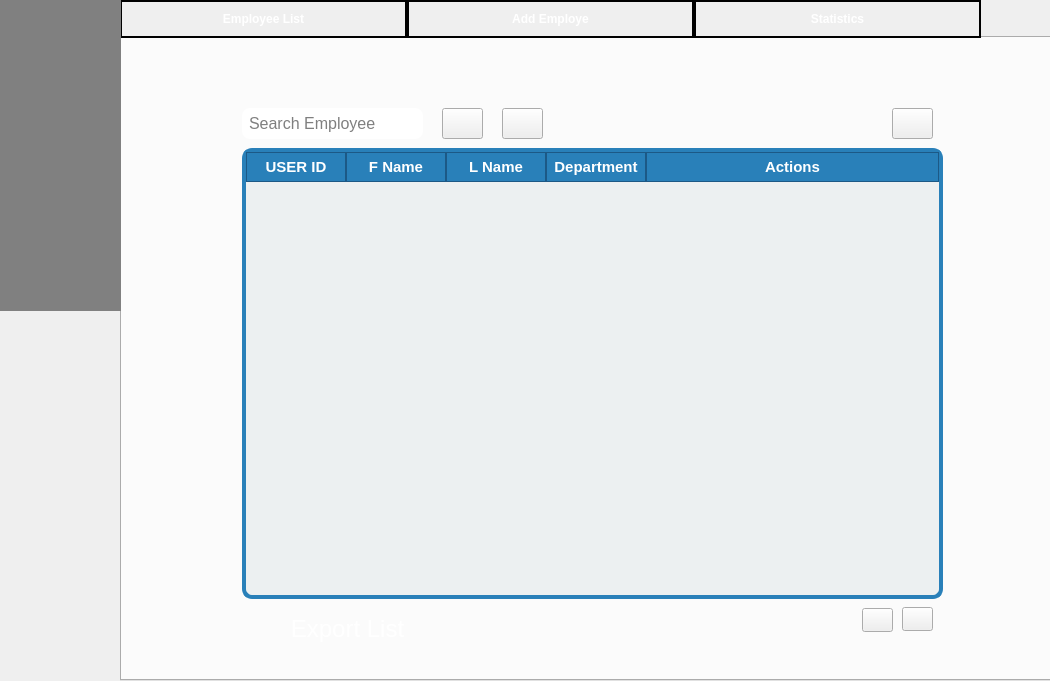
Qt form employeepage.ui (Projetcpp-2A11/LeagueManagementStudio) before a commit.
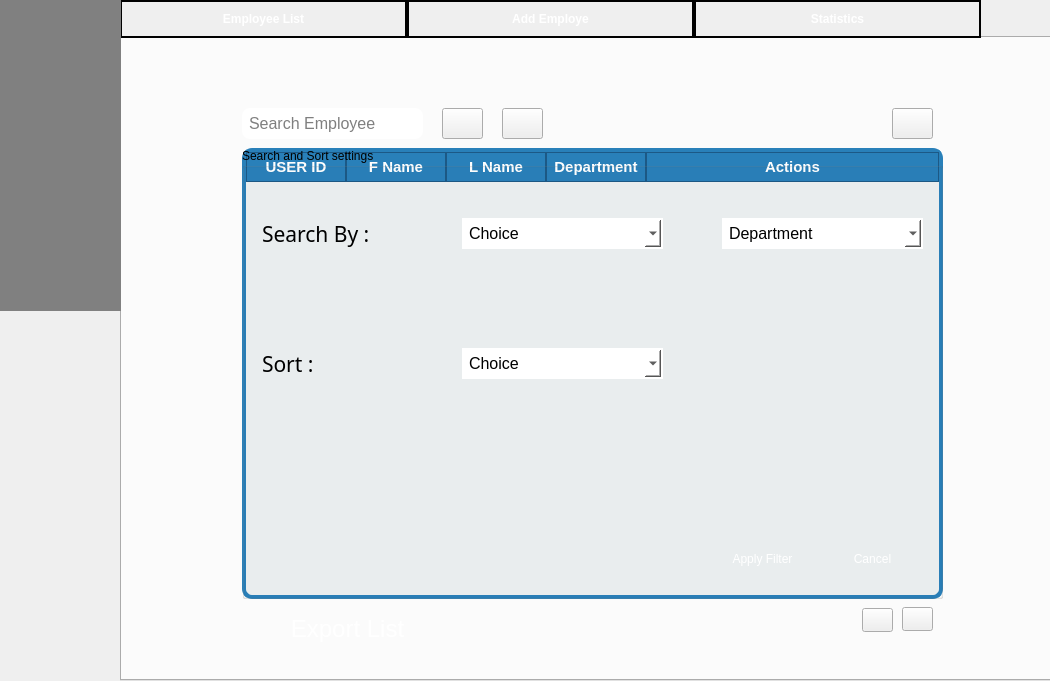
The same form after that commit. Icons and pictures are not drawn.

Commit message: added search and sort UIs

Diff of the .ui file:
```diff
--- a/employeepage.ui
+++ b/employeepage.ui
@@ -489,6 +489,376 @@
          <iconset theme="QIcon::ThemeIcon::ViewRefresh"/>
         </property>
        </widget>
+       <widget class="QGroupBox" name="filterGroupBox">
+        <property name="geometry">
+         <rect>
+          <x>120</x>
+          <y>110</y>
+          <width>701</width>
+          <height>451</height>
+         </rect>
+        </property>
+        <property name="styleSheet">
+         <string notr="true"/>
+        </property>
+        <property name="title">
+         <string>Search and Sort settings</string>
+        </property>
+        <widget class="QPushButton" name="applyFilter">
+         <property name="geometry">
+          <rect>
+           <x>470</x>
+           <y>390</y>
+           <width>101</width>
+           <height>41</height>
+          </rect>
+         </property>
+         <property name="styleSheet">
+          <string notr="true">QPushButton {
+background-color:qlineargradient(spread:pad, 
+                            x1:0, y1:0, x2:1, y2:1, 
+                            stop:0 rgba(255, 0, 0, 255), 
+                            stop:0.41 rgba(195, 22, 58, 255), 
+                            stop:1 rgba(255, 117, 0, 255));;  ;  
+border-radius:10px;
+color:white;
+}
+QPushButton:hover {
+    background-color:qlineargradient(x1: 0.25, y1: 0, x2: 0.75, y2: 1, 
+                            stop: 0 rgba(0, 255, 254, 255),     
+                            stop: 0.26 rgba(38, 170, 196, 255), 
+                            stop: 0.67 rgba(89, 85, 131, 255),
+                            stop: 1 rgba(0, 238, 255, 255));  
+}</string>
+         </property>
+         <property name="text">
+          <string>Apply Filter</string>
+         </property>
+        </widget>
+        <widget class="QComboBox" name="searchCriteriaBox">
+         <property name="geometry">
+          <rect>
+           <x>220</x>
+           <y>70</y>
+           <width>201</width>
+           <height>31</height>
+          </rect>
+         </property>
+         <property name="styleSheet">
+          <string notr="true">QComboBox {
+    background-color: white;
+    padding: 5px;
+    color: black;
+    font-size: 16px;
+    border: 2px solid transparent; /* Default border */
+}
+
+/* Drop-down arrow area */
+QComboBox::drop-down {
+    border: none;
+    width: 30px;
+   ; /* Keep background for drop-down */
+    border-top-right-radius: 8px;
+    border-bottom-right-radius: 8px;
+    image: url(:/textures/textures/downArrowIcon.png);
+}
+
+/* Hover effect */
+QComboBox:hover {
+    border: 3px dashed qlineargradient(spread:pad, 
+                            x1:0, y1:0, x2:1, y2:1, 
+                            stop:0 rgba(255, 0, 0, 255), 
+                            stop:0.41 rgba(195, 22, 58, 255), 
+                            stop:1 rgba(255, 117, 0, 255));
+}
+
+/* Focus effect */
+QComboBox:focus {
+    border: 2px solid qlineargradient(spread:pad, 
+                            x1:0, y1:0, x2:1, y2:1, 
+                            stop:0 rgba(255, 0, 0, 255), 
+                            stop:0.41 rgba(195, 22, 58, 255), 
+                            stop:1 rgba(255, 117, 0, 255));
+}
+
+/* Style for the dropdown list */
+QComboBox QAbstractItemView {
+    background-color: white;
+    border: 2px solid #C51D34;
+    selection-background-color: #ff0004;
+    selection-color: white;
+    border-radius: 8px;
+    color: black;
+}
+</string>
+         </property>
+         <property name="placeholderText">
+          <string>Choice</string>
+         </property>
+         <item>
+          <property name="text">
+           <string>Firstname</string>
+          </property>
+         </item>
+         <item>
+          <property name="text">
+           <string>Lastname</string>
+          </property>
+         </item>
+         <item>
+          <property name="text">
+           <string>Position</string>
+          </property>
+         </item>
+         <item>
+          <property name="text">
+           <string>Department</string>
+          </property>
+         </item>
+         <item>
+          <property name="text">
+           <string>Adress</string>
+          </property>
+         </item>
+         <item>
+          <property name="text">
+           <string>Default</string>
+          </property>
+         </item>
+        </widget>
+        <widget class="QLabel" name="label">
+         <property name="geometry">
+          <rect>
+           <x>20</x>
+           <y>70</y>
+           <width>231</width>
+           <height>31</height>
+          </rect>
+         </property>
+         <property name="font">
+          <font>
+           <family>Azonix</family>
+           <pointsize>16</pointsize>
+          </font>
+         </property>
+         <property name="styleSheet">
+          <string notr="true">background:transparent;
+color :     qlineargradient(spread:pad, 
+                            x1:0, y1:0, x2:1, y2:1, 
+                            stop:0 rgba(255, 0, 0, 255), 
+                            stop:0.41 rgba(195, 22, 58, 255), 
+                            stop:1 rgba(255, 117, 0, 255));;  ;  </string>
+         </property>
+         <property name="text">
+          <string>Search By :</string>
+         </property>
+        </widget>
+        <widget class="QLabel" name="label_2">
+         <property name="geometry">
+          <rect>
+           <x>20</x>
+           <y>200</y>
+           <width>171</width>
+           <height>31</height>
+          </rect>
+         </property>
+         <property name="font">
+          <font>
+           <family>Azonix</family>
+           <pointsize>16</pointsize>
+          </font>
+         </property>
+         <property name="styleSheet">
+          <string notr="true">background:transparent;
+color :     qlineargradient(spread:pad, 
+                            x1:0, y1:0, x2:1, y2:1, 
+                            stop:0 rgba(255, 0, 0, 255), 
+                            stop:0.41 rgba(195, 22, 58, 255), 
+                            stop:1 rgba(255, 117, 0, 255));;  ;  </string>
+         </property>
+         <property name="text">
+          <string>Sort :</string>
+         </property>
+        </widget>
+        <widget class="QComboBox" name="sortCriteriaBox_2">
+         <property name="geometry">
+          <rect>
+           <x>220</x>
+           <y>200</y>
+           <width>201</width>
+           <height>31</height>
+          </rect>
+         </property>
+         <property name="styleSheet">
+          <string notr="true">QComboBox {
+    background-color: white;
+    padding: 5px;
+    color: black;
+    font-size: 16px;
+    border: 2px solid transparent; /* Default border */
+}
+
+/* Drop-down arrow area */
+QComboBox::drop-down {
+    border: none;
+    width: 30px;
+   ; /* Keep background for drop-down */
+    border-top-right-radius: 8px;
+    border-bottom-right-radius: 8px;
+    image: url(:/textures/textures/downArrowIcon.png);
+}
+
+/* Hover effect */
+QComboBox:hover {
+    border: 3px dashed qlineargradient(spread:pad, 
+                            x1:0, y1:0, x2:1, y2:1, 
+                            stop:0 rgba(255, 0, 0, 255), 
+                            stop:0.41 rgba(195, 22, 58, 255), 
+                            stop:1 rgba(255, 117, 0, 255));
+}
+
+/* Focus effect */
+QComboBox:focus {
+    border: 2px solid qlineargradient(spread:pad, 
+                            x1:0, y1:0, x2:1, y2:1, 
+                            stop:0 rgba(255, 0, 0, 255), 
+                            stop:0.41 rgba(195, 22, 58, 255), 
+                            stop:1 rgba(255, 117, 0, 255));
+}
+
+/* Style for the dropdown list */
+QComboBox QAbstractItemView {
+    background-color: white;
+    border: 2px solid #C51D34;
+    selection-background-color: #ff0004;
+    selection-color: white;
+    border-radius: 8px;
+    color: black;
+}
+</string>
+         </property>
+         <property name="placeholderText">
+          <string>Choice</string>
+         </property>
+         <item>
+          <property name="text">
+           <string>Ascending</string>
+          </property>
+         </item>
+         <item>
+          <property name="text">
+           <string>Descending</string>
+          </property>
+         </item>
+        </widget>
+        <widget class="QPushButton" name="cancelFilter">
+         <property name="geometry">
+          <rect>
+           <x>580</x>
+           <y>390</y>
+           <width>101</width>
+           <height>41</height>
+          </rect>
+         </property>
+         <property name="styleSheet">
+          <string notr="true">QPushButton {
+background-color:qlineargradient(spread:pad, 
+                            x1:0, y1:0, x2:1, y2:1, 
+                            stop:0 rgba(255, 0, 0, 255), 
+                            stop:0.41 rgba(195, 22, 58, 255), 
+                            stop:1 rgba(255, 117, 0, 255));;  ;  
+border-radius:10px;
+color:white;
+}
+QPushButton:hover {
+    background-color:qlineargradient(x1: 0.25, y1: 0, x2: 0.75, y2: 1, 
+                            stop: 0 rgba(0, 255, 254, 255),     
+                            stop: 0.26 rgba(38, 170, 196, 255), 
+                            stop: 0.67 rgba(89, 85, 131, 255),
+                            stop: 1 rgba(0, 238, 255, 255));  
+}</string>
+         </property>
+         <property name="text">
+          <string>Cancel</string>
+         </property>
+        </widget>
+        <widget class="QComboBox" name="depFilterBox">
+         <property name="geometry">
+          <rect>
+           <x>480</x>
+           <y>70</y>
+           <width>201</width>
+           <height>31</height>
+          </rect>
+         </property>
+         <property name="styleSheet">
+          <string notr="true">QComboBox {
+    background-color: white;
+    padding: 5px;
+    color: black;
+    font-size: 16px;
+    border: 2px solid transparent; /* Default border */
+}
+
+/* Drop-down arrow area */
+QComboBox::drop-down {
+    border: none;
+    width: 30px;
+   ; /* Keep background for drop-down */
+    border-top-right-radius: 8px;
+    border-bottom-right-radius: 8px;
+    image: url(:/textures/textures/downArrowIcon.png);
+}
+
+/* Hover effect */
+QComboBox:hover {
+    border: 3px dashed qlineargradient(spread:pad, 
+                            x1:0, y1:0, x2:1, y2:1, 
+                            stop:0 rgba(255, 0, 0, 255), 
+                            stop:0.41 rgba(195, 22, 58, 255), 
+                            stop:1 rgba(255, 117, 0, 255));
+}
+
+/* Focus effect */
+QComboBox:focus {
+    border: 2px solid qlineargradient(spread:pad, 
+                            x1:0, y1:0, x2:1, y2:1, 
+                            stop:0 rgba(255, 0, 0, 255), 
+                            stop:0.41 rgba(195, 22, 58, 255), 
+                            stop:1 rgba(255, 117, 0, 255));
+}
+
+/* Style for the dropdown list */
+QComboBox QAbstractItemView {
+    background-color: white;
+    border: 2px solid #C51D34;
+    selection-background-color: #ff0004;
+    selection-color: white;
+    border-radius: 8px;
+    color: black;
+}
+</string>
+         </property>
+         <property name="placeholderText">
+          <string>Department</string>
+         </property>
+         <item>
+          <property name="text">
+           <string>Human resources</string>
+          </property>
+         </item>
+         <item>
+          <property name="text">
+           <string>Municipality</string>
+          </property>
+         </item>
+         <item>
+          <property name="text">
+           <string>Federation</string>
+          </property>
+         </item>
+        </widget>
+       </widget>
       </widget>
       <widget class="QWidget" name="tab_2">
        <attribute name="title">
```
The commit also changes 26 other files.
